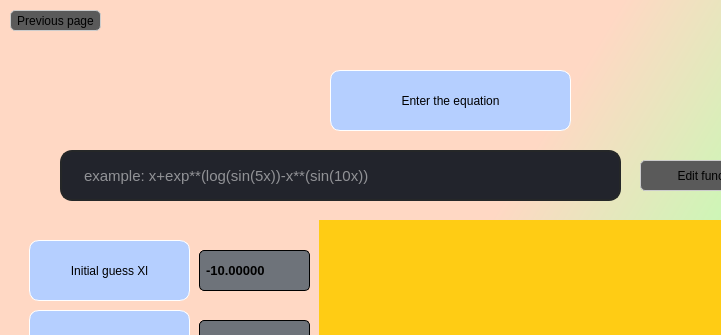
The window that designs/inputWindowBracketing.ui (Omar-Eldawy/Numerical-project) describes before a commit, drawn with Qt 5; both pictures show x 0 to 721 and y 0 to 335 of the 889 by 650 pixel window.
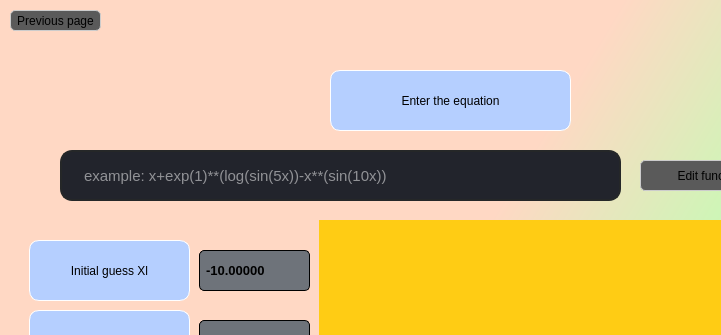
The same window after the commit. Icons and pictures are not drawn.

Diff of the .ui file:
```diff
--- a/designs/inputWindowBracketing.ui
+++ b/designs/inputWindowBracketing.ui
@@ -169,7 +169,7 @@
 }</string>
     </property>
     <property name="placeholderText">
-     <string>example: x+exp**(log(sin(5x))-x**(sin(10x))</string>
+     <string>example: x+exp(1)**(log(sin(5x))-x**(sin(10x))</string>
     </property>
    </widget>
    <widget class="QPushButton" name="ApplyButton">
```
